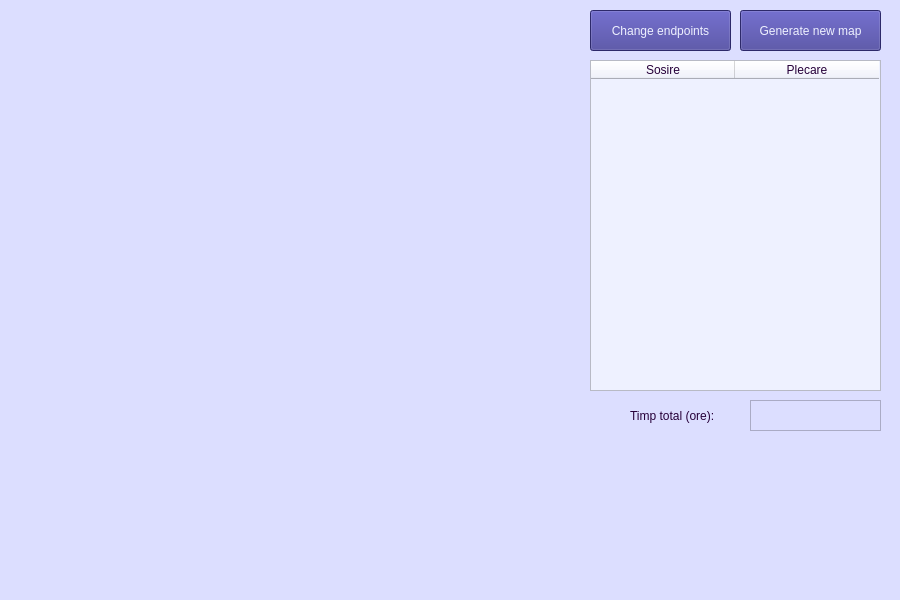
elenaisaia/electricvehiclerouting, file ElectricVehicleRoutingGui/ElectricVehicleRoutingGui.ui: the form before one commit.
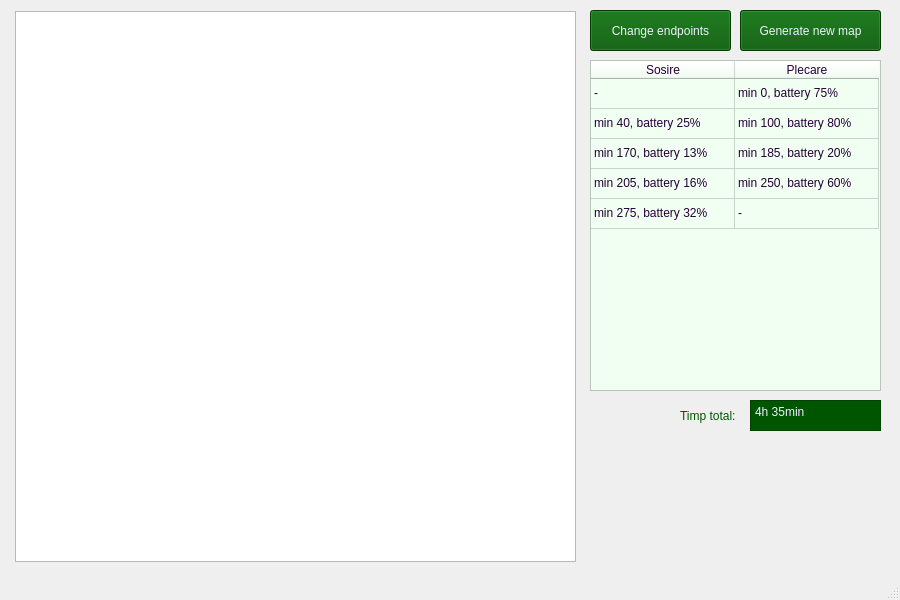
The form after the commit.

Commit message: finally a working gui; more stuff to do later

What changed in the file:
```diff
--- a/ElectricVehicleRoutingGui/ElectricVehicleRoutingGui.ui
+++ b/ElectricVehicleRoutingGui/ElectricVehicleRoutingGui.ui
@@ -14,7 +14,7 @@
    <string>ElectricVehicleRoutingGui</string>
   </property>
   <property name="styleSheet">
-   <string notr="true">background-color: rgb(220, 222, 255);</string>
+   <string notr="true"/>
   </property>
   <widget class="QWidget" name="centralWidget">
    <widget class="QPushButton" name="generateButton">
@@ -30,8 +30,8 @@
      <cursorShape>PointingHandCursor</cursorShape>
     </property>
     <property name="styleSheet">
-     <string notr="true">background-color: rgb(63, 57, 149);
-color: rgb(238, 241, 255);</string>
+     <string notr="true">color: rgb(238, 241, 255);
+background-color: rgb(0, 85, 0);</string>
     </property>
     <property name="text">
      <string>Generate new map</string>
@@ -50,8 +50,8 @@
      <cursorShape>PointingHandCursor</cursorShape>
     </property>
     <property name="styleSheet">
-     <string notr="true">background-color: rgb(63, 57, 149);
-color: rgb(238, 241, 255);</string>
+     <string notr="true">color: rgb(238, 241, 255);
+background-color: rgb(0, 85, 0);</string>
     </property>
     <property name="text">
      <string>Change endpoints</string>
@@ -70,8 +70,8 @@
      <cursorShape>ForbiddenCursor</cursorShape>
     </property>
     <property name="styleSheet">
-     <string notr="true">background-color: rgb(238, 241, 255);
-color: rgb(38, 0, 57);</string>
+     <string notr="true">color: rgb(38, 0, 57);
+background-color: rgb(240, 255, 241);</string>
     </property>
     <property name="editTriggers">
      <set>QAbstractItemView::NoEditTriggers</set>
@@ -91,6 +91,31 @@
     <attribute name="verticalHeaderHighlightSections">
      <bool>true</bool>
     </attribute>
+    <row>
+     <property name="text">
+      <string>New Row</string>
+     </property>
+    </row>
+    <row>
+     <property name="text">
+      <string>New Row</string>
+     </property>
+    </row>
+    <row>
+     <property name="text">
+      <string>New Row</string>
+     </property>
+    </row>
+    <row>
+     <property name="text">
+      <string>New Row</string>
+     </property>
+    </row>
+    <row>
+     <property name="text">
+      <string>New Row</string>
+     </property>
+    </row>
     <column>
      <property name="text">
       <string>Sosire</string>
@@ -101,6 +126,56 @@
       <string>Plecare</string>
      </property>
     </column>
+    <item row="0" column="0">
+     <property name="text">
+      <string>-</string>
+     </property>
+    </item>
+    <item row="0" column="1">
+     <property name="text">
+      <string>min 0, battery 75%</string>
+     </property>
+    </item>
+    <item row="1" column="0">
+     <property name="text">
+      <string>min 40, battery 25%</string>
+     </property>
+    </item>
+    <item row="1" column="1">
+     <property name="text">
+      <string>min 100, battery 80%</string>
+     </property>
+    </item>
+    <item row="2" column="0">
+     <property name="text">
+      <string>min 170, battery 13%</string>
+     </property>
+    </item>
+    <item row="2" column="1">
+     <property name="text">
+      <string>min 185, battery 20%</string>
+     </property>
+    </item>
+    <item row="3" column="0">
+     <property name="text">
+      <string>min 205, battery 16%</string>
+     </property>
+    </item>
+    <item row="3" column="1">
+     <property name="text">
+      <string>min 250, battery 60%</string>
+     </property>
+    </item>
+    <item row="4" column="0">
+     <property name="text">
+      <string>min 275, battery 32%</string>
+     </property>
+    </item>
+    <item row="4" column="1">
+     <property name="text">
+      <string>-</string>
+     </property>
+    </item>
    </widget>
    <widget class="QPlainTextEdit" name="plainTextEdit">
     <property name="geometry">
@@ -115,7 +190,8 @@
      <cursorShape>ForbiddenCursor</cursorShape>
     </property>
     <property name="styleSheet">
-     <string notr="true">color: rgb(38, 0, 57);</string>
+     <string notr="true">color: rgb(238, 241, 255);
+background-color: rgb(0, 85, 0);</string>
     </property>
     <property name="undoRedoEnabled">
      <bool>false</bool>
@@ -124,23 +200,33 @@
      <bool>true</bool>
     </property>
     <property name="plainText">
-     <string/>
+     <string>4h 35min</string>
     </property>
    </widget>
    <widget class="QLabel" name="label">
     <property name="geometry">
      <rect>
-      <x>630</x>
+      <x>680</x>
       <y>400</y>
-      <width>111</width>
+      <width>61</width>
       <height>31</height>
      </rect>
     </property>
     <property name="styleSheet">
-     <string notr="true">color: rgb(38, 0, 57);</string>
+     <string notr="true">color: rgb(0, 85, 0);</string>
     </property>
     <property name="text">
-     <string>Timp total (ore):</string>
+     <string>Timp total:</string>
+    </property>
+   </widget>
+   <widget class="QGraphicsView" name="mapView">
+    <property name="geometry">
+     <rect>
+      <x>15</x>
+      <y>11</y>
+      <width>561</width>
+      <height>551</height>
+     </rect>
     </property>
    </widget>
   </widget>
```
The commit also changes 6 other files.
